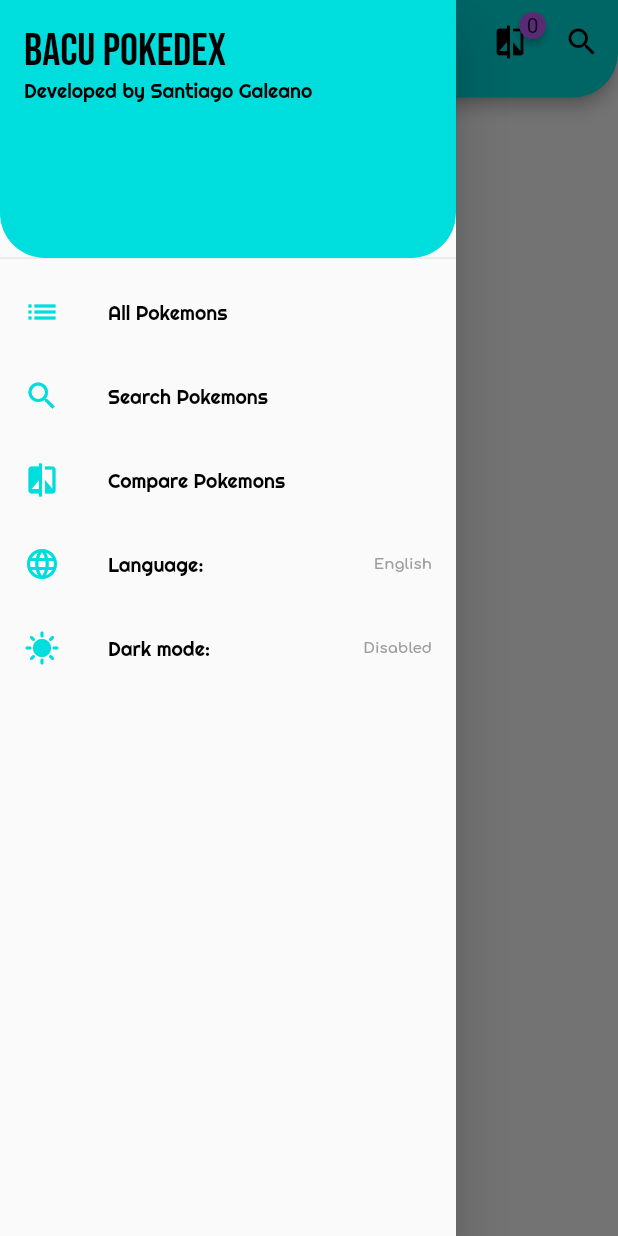
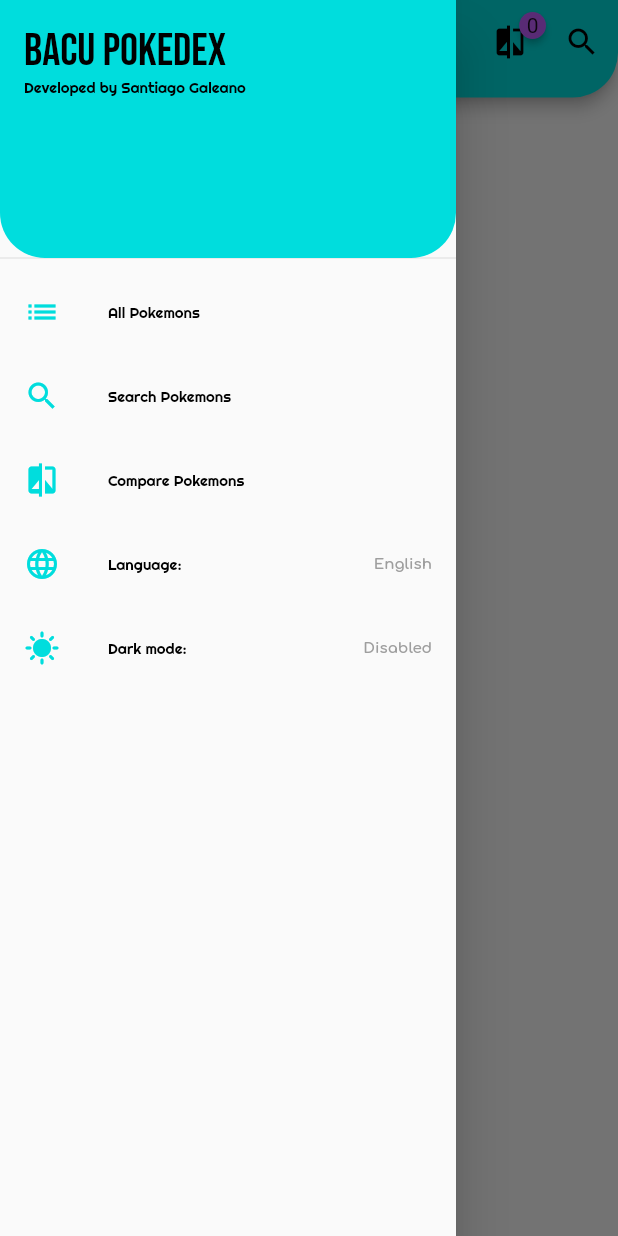
Before and after one commit to santiago863/bacu_pokedex, a Flutter app: the screen it shows after launch, with the side drawer open, on a phone screen of 412 x 824 dp. Run offline on Flutter 3.47's test engine with Material 2 defaults, Android fonts, the phone set to English and light mode, and no system bars; drawn by our look-alikes of badges; our stand-ins replace bloc, cached_network_image, dartz, dio, flutter_bloc, get_it and 2 more; missing offline and left inert: flutter_shake_animated; network calls fail.

```diff
--- a/lib/core/cubit/pokedex_cubit.dart
+++ b/lib/core/cubit/pokedex_cubit.dart
@@ -20,7 +20,6 @@ class PokedexCubit extends Cubit<PokedexState> {
 
   Future<void> fetchPokedex() async {
     if (timer == null) {
-      print('Se creo el timer');
       timer = Timer.periodic(
         const Duration(
           seconds: 5,
@@ -32,7 +31,6 @@ class PokedexCubit extends Cubit<PokedexState> {
       );
     } else {
       if (state.offset >= 1250) {
-        print('Apago el timer');
         timer?.cancel();
       }
     }
--- a/lib/ui/screens/pokemon_list/widgets/pokemon_card.dart
+++ b/lib/ui/screens/pokemon_list/widgets/pokemon_card.dart
@@ -69,6 +69,7 @@ class PokemonCard extends StatelessWidget {
                             id: pokemonEntity.id,
                             maxHP: pokemonEntity.stamina,
                             maxCP: pokemonEntity.maxAttack,
+                            fontSize: 10,
                           ),
                           space,
                           _extraInfoWidget(),
--- a/lib/ui/widgets/tokens/app_fonts.dart
+++ b/lib/ui/widgets/tokens/app_fonts.dart
@@ -10,7 +10,7 @@ abstract class AppFonts {
   );
   static final TextStyle subtitle = GoogleFonts.righteous(
     color: AppColors.black,
-    fontSize: 13,
+    fontSize: 10,
   );
   static final TextStyle body = GoogleFonts.comfortaa(
     color: AppColors.grey,
```
